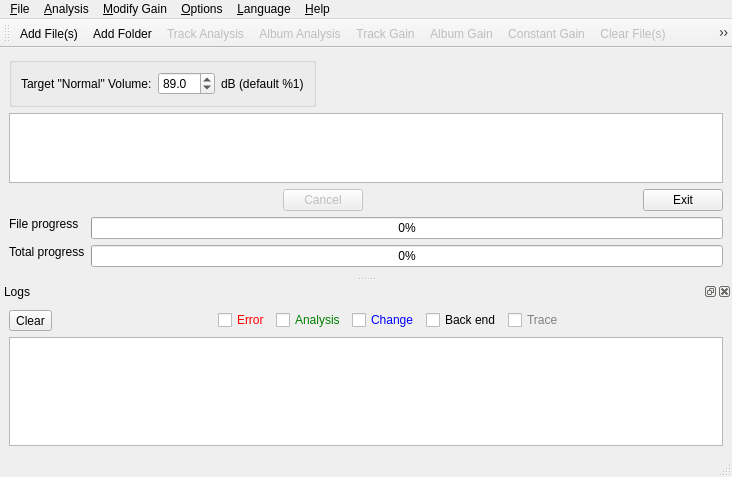
Old version of the form src/mainwindow.ui in the repository lgbaldoni/qmp3gain-qt5.
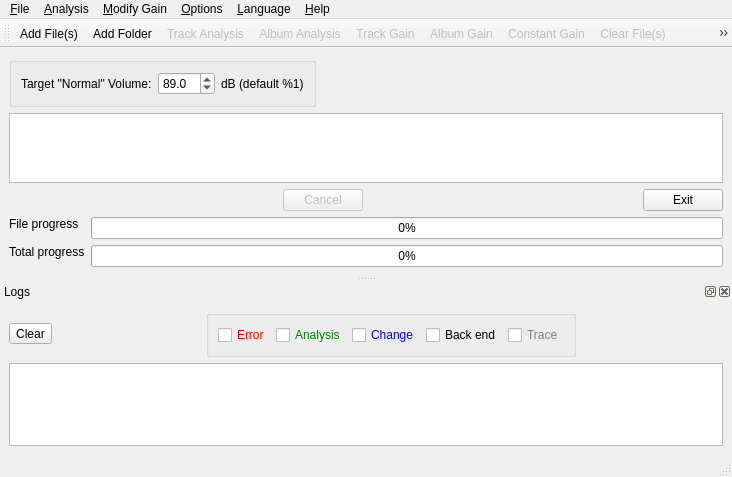
New version of the form. Icons and pictures are not drawn. Custom widgets are drawn as their Qt base class.

Commit message: Disabling log panel's buttons and checkboxes during operation then enabling back

```diff
--- a/src/mainwindow.ui
+++ b/src/mainwindow.ui
@@ -418,6 +418,12 @@
           </spacer>
          </item>
          <item>
+          <widget class="QGroupBox" name="groupBox_logCheckboxes">
+           <property name="flat">
+            <bool>true</bool>
+           </property>
+           <layout class="QHBoxLayout" name="horizontalLayout_5">
+            <item>
           <widget class="QCheckBox" name="checkBox_logError">
            <property name="toolTip">
             <string>Errors</string>
@@ -507,6 +513,9 @@
            <property name="text">
             <string>Trace</string>
            </property>
+             </widget>
+            </item>
+           </layout>
           </widget>
          </item>
          <item>
```
Left out of the diff: 2 changed lines with no effect on the pictures. Lines whose indentation alone changed are shown as unchanged. The commit also changes 1 other file.
